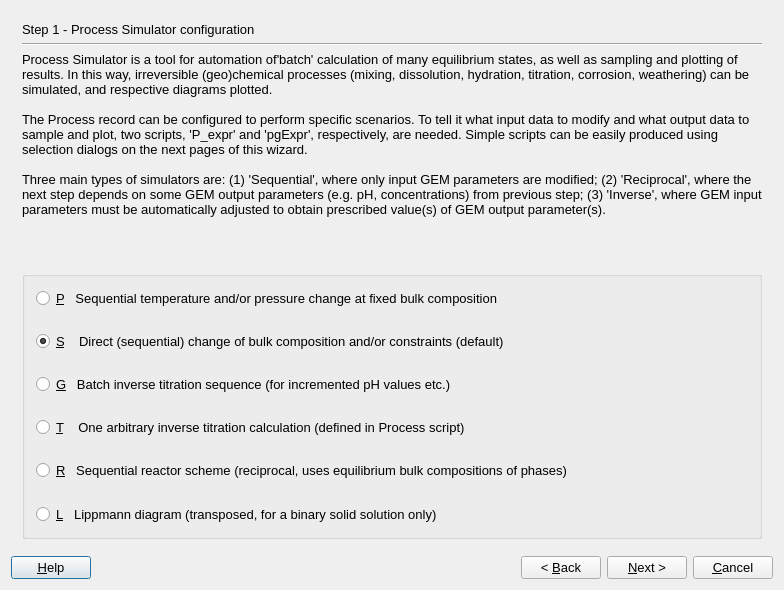
gemshub/GEMSGUI, file gems3/vizor4/dlg4/ProcessWizard4.ui: the form before one commit.
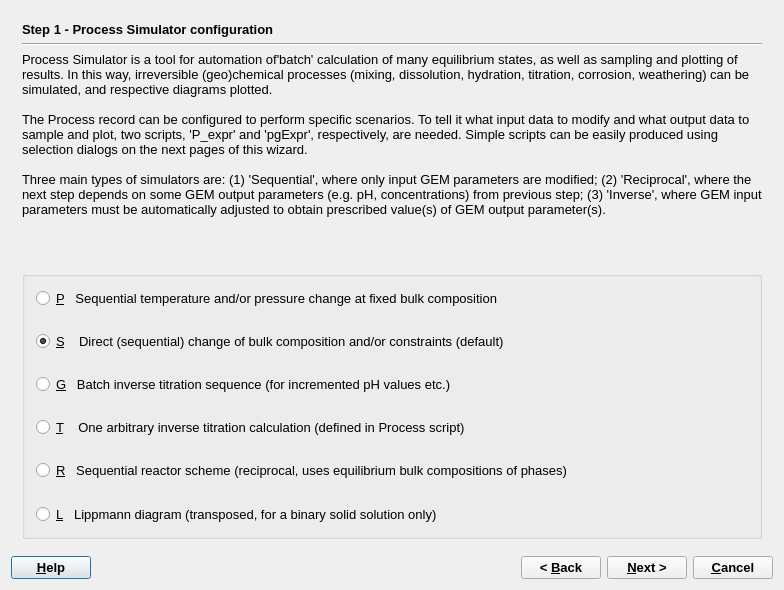
The form after the commit.

```diff
--- a/gems3/vizor4/dlg4/ProcessWizard4.ui
+++ b/gems3/vizor4/dlg4/ProcessWizard4.ui
@@ -49,6 +49,12 @@
            <verstretch>0</verstretch>
           </sizepolicy>
          </property>
+         <property name="font">
+          <font>
+           <weight>75</weight>
+           <bold>true</bold>
+          </font>
+         </property>
          <property name="text">
           <string>Step 1 - Process Simulator configuration</string>
          </property>
@@ -1167,6 +1173,12 @@
     <layout class="QHBoxLayout">
      <item>
       <widget class="QPushButton" name="pHelp">
+       <property name="font">
+        <font>
+         <weight>75</weight>
+         <bold>true</bold>
+        </font>
+       </property>
        <property name="text">
         <string>&amp;Help</string>
        </property>
@@ -1187,6 +1199,12 @@
      </item>
      <item>
       <widget class="QPushButton" name="pBack">
+       <property name="font">
+        <font>
+         <weight>75</weight>
+         <bold>true</bold>
+        </font>
+       </property>
        <property name="text">
         <string>&lt; &amp;Back</string>
        </property>
@@ -1194,6 +1212,12 @@
      </item>
      <item>
       <widget class="QPushButton" name="pNext">
+       <property name="font">
+        <font>
+         <weight>75</weight>
+         <bold>true</bold>
+        </font>
+       </property>
        <property name="text">
         <string>&amp;Next &gt;</string>
        </property>
@@ -1201,6 +1225,12 @@
      </item>
      <item>
       <widget class="QPushButton" name="pCancel">
+       <property name="font">
+        <font>
+         <weight>75</weight>
+         <bold>true</bold>
+        </font>
+       </property>
        <property name="text">
         <string>&amp;Cancel</string>
        </property>
```
Left out of the diff: 30 changed lines with no effect on the pictures.
